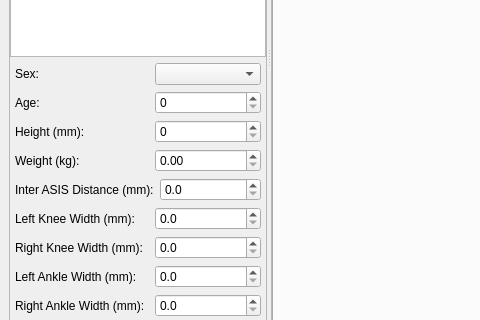
This is src/c3d_parser/view/qt/main_window.ui in tsalemink/C3D-parser as Qt 5 draws it before an edit; both pictures show x 0 to 480 and y 353 to 673 of the 1500 by 800 pixel window. The edited form follows.
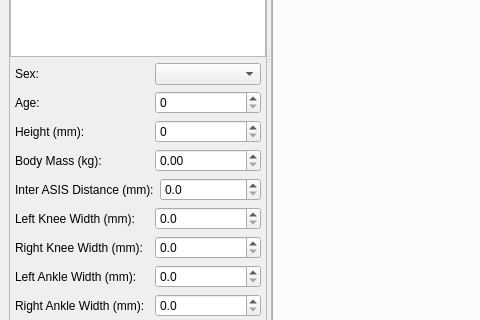
This is the edited form. Custom widgets are drawn as their Qt base class.

Commit message:
Rename "Weight" to "Body Mass"
This is the correct name for this measurement in kg.

The edit to the form file:
```diff
--- a/src/c3d_parser/view/qt/main_window.ui
+++ b/src/c3d_parser/view/qt/main_window.ui
@@ -320,7 +320,7 @@
              </size>
             </property>
             <property name="text">
-             <string>Weight (kg):</string>
+             <string>Body Mass (kg):</string>
             </property>
            </widget>
           </item>
```
Left out of the diff: 2 changed lines with no effect on the pictures. The commit also changes 2 other files.
